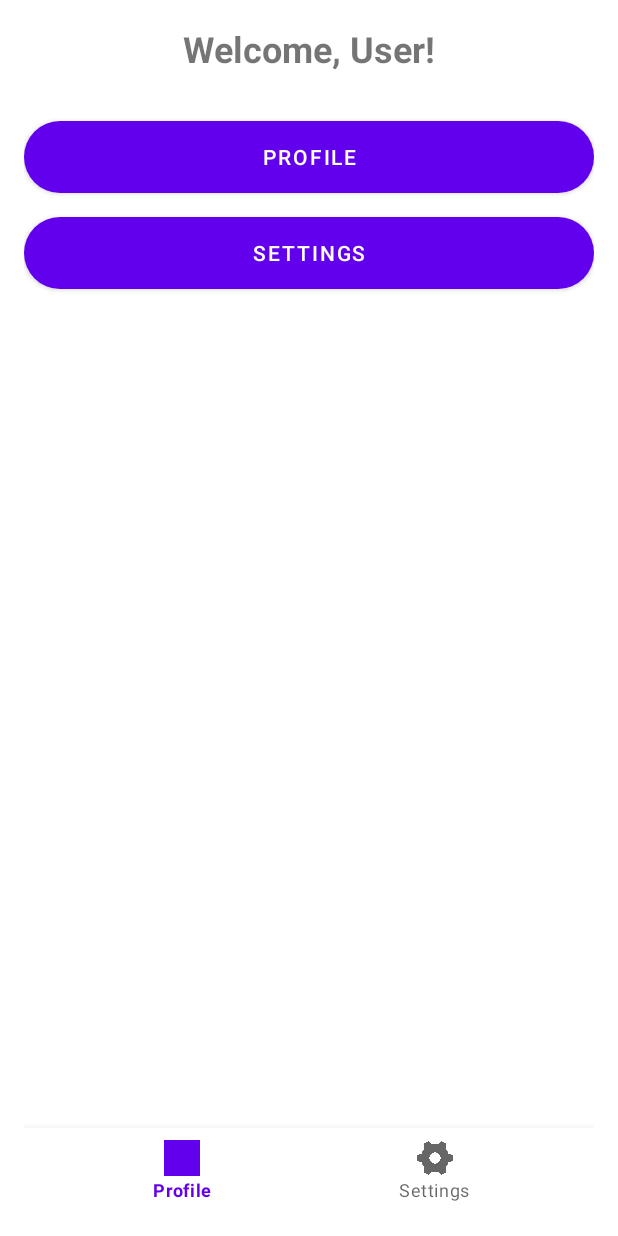
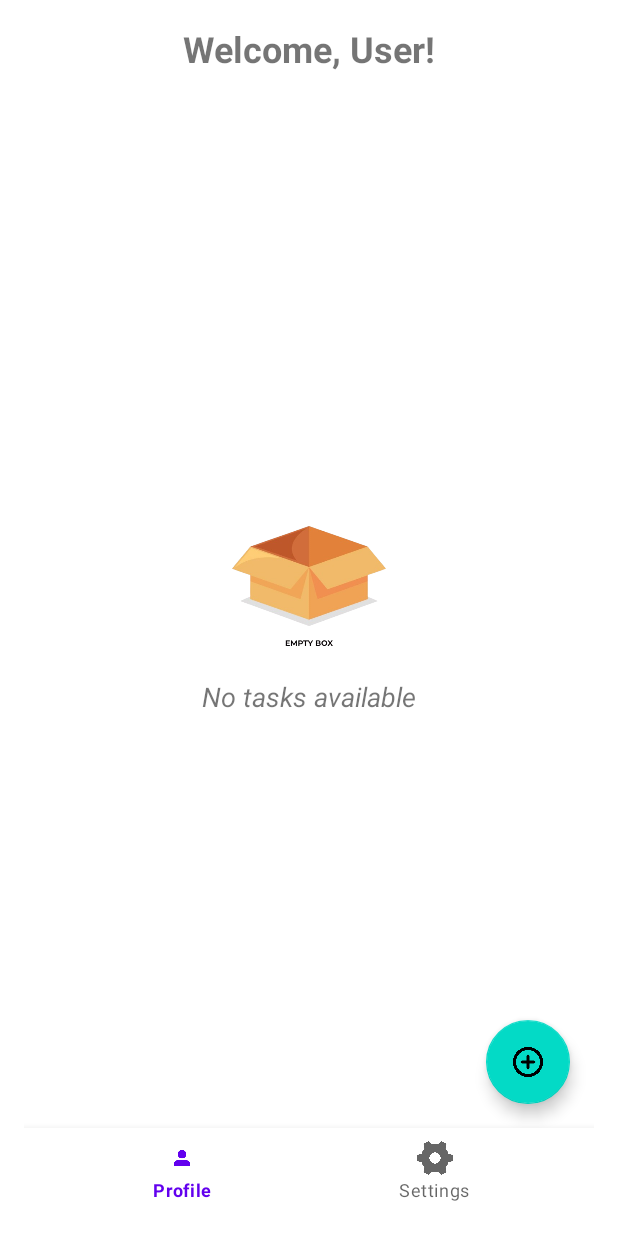
Before and after one commit to kenzosking6969/TaskApp, an Android app built with Jetpack Compose: the HomeActivity screen opened directly, with no data from a screen before it, on a phone screen of 412 x 824 dp. Run offline under Robolectric (Android 15) with nearby library versions, the phone set to English and light mode, and no system bars; our stand-ins replace Room's generated code.

Commit message:
there is add task function

```diff
--- a/app/src/main/java/com/example/signinregisterapp/AppDatabase.java
+++ b/app/src/main/java/com/example/signinregisterapp/AppDatabase.java
@@ -5,9 +5,10 @@ import androidx.room.Database;
 import androidx.room.Room;
 import androidx.room.RoomDatabase;
 
-@Database(entities = {User.class}, version = 1)
+@Database(entities = {Task.class, User.class}, version = 2, exportSchema = false)
 public abstract class AppDatabase extends RoomDatabase {
-    public abstract UserDao userDao();
+    public abstract TaskDao taskDao();
+    public abstract UserDao userDao();  // New DAO for user authentication
 
     private static volatile AppDatabase INSTANCE;
 
@@ -17,8 +18,8 @@ public abstract class AppDatabase extends RoomDatabase {
                 if (INSTANCE == null) {
                     INSTANCE = Room.databaseBuilder(context.getApplicationContext(),
                                     AppDatabase.class, "app_database")
-                            // WARNING: allowMainThreadQueries is for demo purposes only.
-                            .allowMainThreadQueries()
+                            .fallbackToDestructiveMigration() // Destructive migration for development
+                            .allowMainThreadQueries()         // For demo only; use Async for production.
                             .build();
                 }
             }
--- a/app/src/main/java/com/example/signinregisterapp/HomeActivity.java
+++ b/app/src/main/java/com/example/signinregisterapp/HomeActivity.java
@@ -3,61 +3,75 @@ package com.example.signinregisterapp;
 import android.content.Intent;
 import android.os.Bundle;
 import android.view.MenuItem;
-import android.view.View;
-import android.widget.Button;
+import android.widget.LinearLayout;
 import android.widget.TextView;
-
-import androidx.annotation.NonNull;
 import androidx.appcompat.app.AppCompatActivity;
-
+import androidx.lifecycle.ViewModelProvider;
+import androidx.recyclerview.widget.LinearLayoutManager;
+import androidx.recyclerview.widget.RecyclerView;
 import com.google.android.material.bottomnavigation.BottomNavigationView;
+import com.google.android.material.floatingactionbutton.FloatingActionButton;
+import com.google.android.material.navigation.NavigationBarView;
 
 public class HomeActivity extends AppCompatActivity {
 
     private TextView tvWelcome;
-    private Button btnProfile, btnSettings;
+    private RecyclerView rvTasks;
+    private LinearLayout emptyStateView;
     private BottomNavigationView bottomNavigationView;
+    private FloatingActionButton fabAddTask;
+    private TaskAdapter taskAdapter;
+    private TaskViewModel taskViewModel;
 
     @Override
     protected void onCreate(Bundle savedInstanceState) {
         super.onCreate(savedInstanceState);
         setContentView(R.layout.activity_home);
 
-        // Retrieve username from the Intent and assign to a final variable
+        // Retrieve username from Intent
         String usernameFromIntent = getIntent().getStringExtra("username");
         final String username = (usernameFromIntent == null) ? "User" : usernameFromIntent;
 
         // Link UI elements
         tvWelcome = findViewById(R.id.tvWelcome);
-        btnProfile = findViewById(R.id.btnProfile);
-        btnSettings = findViewById(R.id.btnSettings);
+        rvTasks = findViewById(R.id.rvTasks);
+        emptyStateView = findViewById(R.id.emptyStateView);
         bottomNavigationView = findViewById(R.id.bottomNavigationView);
+        fabAddTask = findViewById(R.id.fabAddTask);
 
         // Set welcome message
         tvWelcome.setText("Welcome, " + username + "!");
 
-        // Button navigation
-        btnProfile.setOnClickListener(new View.OnClickListener() {
-            @Override
-            public void onClick(View view) {
-                Intent intent = new Intent(HomeActivity.this, ProfileActivity.class);
-                intent.putExtra("username", username);
-                startActivity(intent);
+        // Set up RecyclerView
+        taskAdapter = new TaskAdapter(this);  // Pass context here
+        rvTasks.setLayoutManager(new LinearLayoutManager(this));
+        rvTasks.setAdapter(taskAdapter);
+
+        // Initialize ViewModel and observe tasks
+        taskViewModel = new ViewModelProvider(this).get(TaskViewModel.class);
+        taskViewModel.setUserId(username); // Use appropriate user identifier.
+        taskViewModel.getTasks().observe(this, tasks -> {
+            if (tasks == null || tasks.isEmpty()) {
+                rvTasks.setVisibility(RecyclerView.GONE);
+                emptyStateView.setVisibility(LinearLayout.VISIBLE);
+            } else {
+                rvTasks.setVisibility(RecyclerView.VISIBLE);
+                emptyStateView.setVisibility(LinearLayout.GONE);
+                taskAdapter.setTaskList(tasks);
             }
         });
 
-        btnSettings.setOnClickListener(new View.OnClickListener() {
-            @Override
-            public void onClick(View view) {
-                Intent intent = new Intent(HomeActivity.this, SettingsActivity.class);
-                startActivity(intent);
-            }
+        // Floating Action Button listener to launch AddTaskActivity, passing username
+        fabAddTask.setOnClickListener(view -> {
+            Intent intent = new Intent(HomeActivity.this, AddTaskActivity.class);
+            intent.putExtra("username", username);
+            startActivity(intent);
         });
 
-        // Bottom Navigation listener
-        bottomNavigationView.setOnNavigationItemSelectedListener(new BottomNavigationView.OnNavigationItemSelectedListener() {
+        // Bottom Navigation listener using new API
+        bottomNavigationView.setOnItemSelectedListener(new NavigationBarView.OnItemSelectedListener() {
             @Override
-            public boolean onNavigationItemSelected(@NonNull MenuItem item) {
+            public boolean onNavigationItemSelected(MenuItem item) {
                 int id = item.getItemId();
                 if (id == R.id.navigation_profile) {
                     Intent intent = new Intent(HomeActivity.this, ProfileActivity.class);
--- /dev/null
+++ b/app/src/main/java/com/example/signinregisterapp/TaskDao.java
@@ -0,0 +1,28 @@
+package com.example.signinregisterapp;
+
+import androidx.lifecycle.LiveData;
+import androidx.room.Dao;
+import androidx.room.Delete;
+import androidx.room.Insert;
+import androidx.room.Query;
+import androidx.room.Update;
+
+import java.util.List;
+
+@Dao
+public interface TaskDao {
+    @Query("SELECT * FROM tasks WHERE user_id = :userId ORDER BY due_date ASC")
+    LiveData<List<Task>> getTasksForUser(String userId);
+
+    @Query("SELECT * FROM tasks WHERE id = :taskId LIMIT 1")
+    Task getTaskById(int taskId);
+
+    @Insert
+    void insertTask(Task task);
+
+    @Update
+    void updateTask(Task task);
+
+    @Delete
+    void deleteTask(Task task);
+}
--- /dev/null
+++ b/app/src/main/java/com/example/signinregisterapp/TaskRepository.java
@@ -0,0 +1,20 @@
+package com.example.signinregisterapp;
+
+import android.app.Application;
+import androidx.lifecycle.LiveData;
+import java.util.List;
+
+public class TaskRepository {
+    private TaskDao taskDao;
+
+    public TaskRepository(Application application) {
+        AppDatabase db = AppDatabase.getDatabase(application);
+        taskDao = db.taskDao();
+    }
+
+    public LiveData<List<Task>> getTasksForUser(String userId) {
+        return taskDao.getTasksForUser(userId);
+    }
+
+    // Add insert, update, and delete methods if needed.
+}
--- /dev/null
+++ b/app/src/main/java/com/example/signinregisterapp/TaskViewModel.java
@@ -0,0 +1,25 @@
+package com.example.signinregisterapp;
+
+import android.app.Application;
+import androidx.annotation.NonNull;
+import androidx.lifecycle.AndroidViewModel;
+import androidx.lifecycle.LiveData;
+import java.util.List;
+
+public class TaskViewModel extends AndroidViewModel {
+    private TaskRepository repository;
+    private LiveData<List<Task>> tasks;
+
+    public TaskViewModel(@NonNull Application application) {
+        super(application);
+        repository = new TaskRepository(application);
+    }
+
+    public void setUserId(String userId) {
+        tasks = repository.getTasksForUser(userId);
+    }
+
+    public LiveData<List<Task>> getTasks() {
+        return tasks;
+    }
+}
--- a/app/src/main/java/com/example/signinregisterapp/User.java
+++ b/app/src/main/java/com/example/signinregisterapp/User.java
@@ -23,10 +23,8 @@ public class User {
     // Getters and setters
     public int getId() { return id; }
     public void setId(int id) { this.id = id; }
-
     public String getUsername() { return username; }
     public void setUsername(String username) { this.username = username; }
-
     public String getPassword() { return password; }
     public void setPassword(String password) { this.password = password; }
 }
--- a/app/src/main/java/com/example/signinregisterapp/UserDao.java
+++ b/app/src/main/java/com/example/signinregisterapp/UserDao.java
@@ -6,9 +6,9 @@ import androidx.room.Query;
 
 @Dao
 public interface UserDao {
+    @Query("SELECT * FROM users WHERE username = :username LIMIT 1")
+    User getUserByUsername(String username);
+
     @Insert
     void insertUser(User user);
-
-    @Query("SELECT * FROM users WHERE username = :username LIMIT 1")
-    User getUserByUsername(String username);
 }
--- a/app/src/main/res/layout/activity_home.xml
+++ b/app/src/main/res/layout/activity_home.xml
@@ -14,36 +14,48 @@
         android:text="Welcome, User!"
         android:textSize="24sp"
         android:textStyle="bold"
+        android:gravity="center"
         app:layout_constraintTop_toTopOf="parent"
         app:layout_constraintStart_toStartOf="parent"
-        app:layout_constraintEnd_toEndOf="parent"
-        android:gravity="center"/>
+        app:layout_constraintEnd_toEndOf="parent" />
 
-    <!-- Profile Button -->
-    <Button
-        android:id="@+id/btnProfile"
+    <!-- RecyclerView for tasks -->
+    <androidx.recyclerview.widget.RecyclerView
+        android:id="@+id/rvTasks"
         android:layout_width="0dp"
+        android:layout_height="0dp"
+        android:layout_marginTop="16dp"
+        app:layout_constraintTop_toBottomOf="@id/tvWelcome"
+        app:layout_constraintBottom_toTopOf="@id/bottomNavigationView"
+        app:layout_constraintStart_toStartOf="parent"
+        app:layout_constraintEnd_toEndOf="parent"/>
+
+    <!-- Empty State View -->
+    <LinearLayout
+        android:id="@+id/emptyStateView"
+        android:layout_width="wrap_content"
         android:layout_height="wrap_content"
-        android:text="Profile"
-        android:textColor="@android:color/white"
-        android:background="@drawable/button_bg"
+        android:orientation="vertical"
+        android:gravity="center"
+        android:visibility="gone"
         app:layout_constraintTop_toBottomOf="@id/tvWelcome"
+        app:layout_constraintBottom_toTopOf="@id/bottomNavigationView"
         app:layout_constraintStart_toStartOf="parent"
-        app:layout_constraintEnd_toEndOf="parent"
-        android:layout_marginTop="32dp"/>
+        app:layout_constraintEnd_toEndOf="parent">
 
-    <!-- Settings Button -->
-    <Button
-        android:id="@+id/btnSettings"
-        android:layout_width="0dp"
-        android:layout_height="wrap_content"
-        android:text="Settings"
-        android:textColor="@android:color/white"
-        android:background="@drawable/button_bg"
-        app:layout_constraintTop_toBottomOf="@id/btnProfile"
-        app:layout_constraintStart_toStartOf="parent"
-        app:layout_constraintEnd_toEndOf="parent"
-        android:layout_marginTop="16dp"/>
+        <ImageView
+            android:layout_width="120dp"
+            android:layout_height="120dp"
+            android:src="@drawable/ic_empty" />
+
+        <TextView
+            android:layout_width="wrap_content"
+            android:layout_height="wrap_content"
+            android:text="No tasks available"
+            android:textSize="18sp"
+            android:textStyle="italic"
+            android:layout_marginTop="8dp"/>
+    </LinearLayout>
 
     <!-- Bottom Navigation View -->
     <com.google.android.material.bottomnavigation.BottomNavigationView
@@ -55,4 +67,15 @@
         app:layout_constraintStart_toStartOf="parent"
         app:layout_constraintEnd_toEndOf="parent"/>
 
+    <!-- Floating Action Button for adding tasks -->
+    <com.google.android.material.floatingactionbutton.FloatingActionButton
+        android:id="@+id/fabAddTask"
+        android:layout_width="wrap_content"
+        android:layout_height="wrap_content"
+        android:src="@drawable/ic_add"
+        android:contentDescription="Add Task"
+        app:layout_constraintBottom_toTopOf="@id/bottomNavigationView"
+        app:layout_constraintEnd_toEndOf="parent"
+        android:layout_margin="16dp"/>
+
 </androidx.constraintlayout.widget.ConstraintLayout>
```
Also changed, not shown: app/src/main/AndroidManifest.xml (+14 -2 lines), app/src/main/java/com/example/signinregisterapp/AddTaskActivity.java (added, +53 -0 lines), app/src/main/java/com/example/signinregisterapp/Task.java (added, +61 -0 lines), app/src/main/java/com/example/signinregisterapp/TaskAdapter.java (added, +79 -0 lines), app/src/main/java/com/example/signinregisterapp/TaskDetailActivity.java (added, +78 -0 lines), app/src/main/res/layout/activity_add_task.xml (added, +64 -0 lines), app/src/main/res/layout/activity_task_detail.xml (added, +75 -0 lines), app/src/main/res/layout/item_task.xml (added, +18 -0 lines), app/src/main/res/drawable/ic_add.png (added), app/src/main/res/drawable/ic_empty.png (added), app/src/main/res/drawable/ic_profile.jpg (deleted), app/src/main/res/drawable/ic_profile.png (added).
